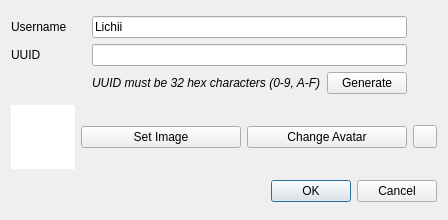
Before: the Qt Designer form src/lichii/configuration/system/new_user_dialog.ui in codyrainy-bit/TuttiFruchii, drawn with Qt 5.
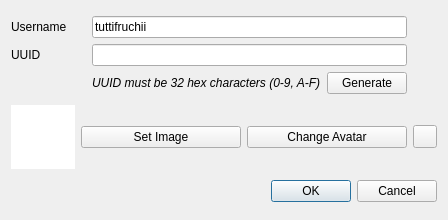
After: the same form once the commit is applied.

Commit message: branding: rename the product to tuttifruchii, new icon, drop crypto links

```diff
--- a/src/lichii/configuration/system/new_user_dialog.ui
+++ b/src/lichii/configuration/system/new_user_dialog.ui
@@ -57,7 +57,7 @@
      <item row="0" column="1" colspan="2">
       <widget class="QLineEdit" name="username">
        <property name="text">
-        <string>Lichii</string>
+        <string>tuttifruchii</string>
        </property>
       </widget>
      </item>
```
The commit also changes 31 other files.
